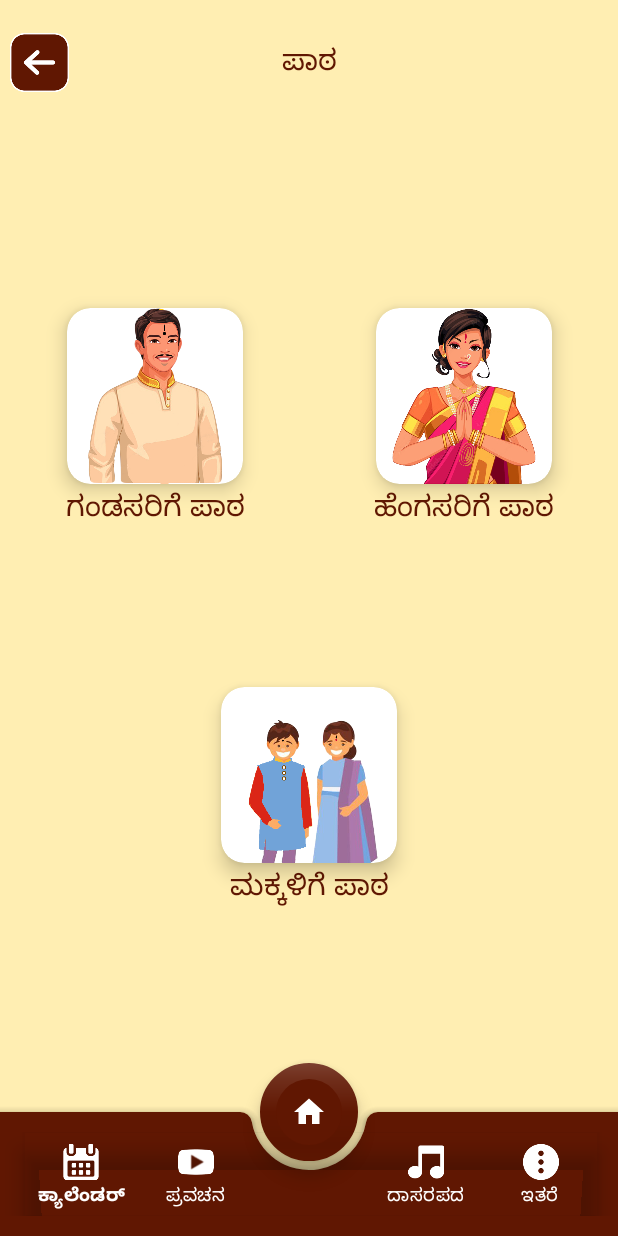
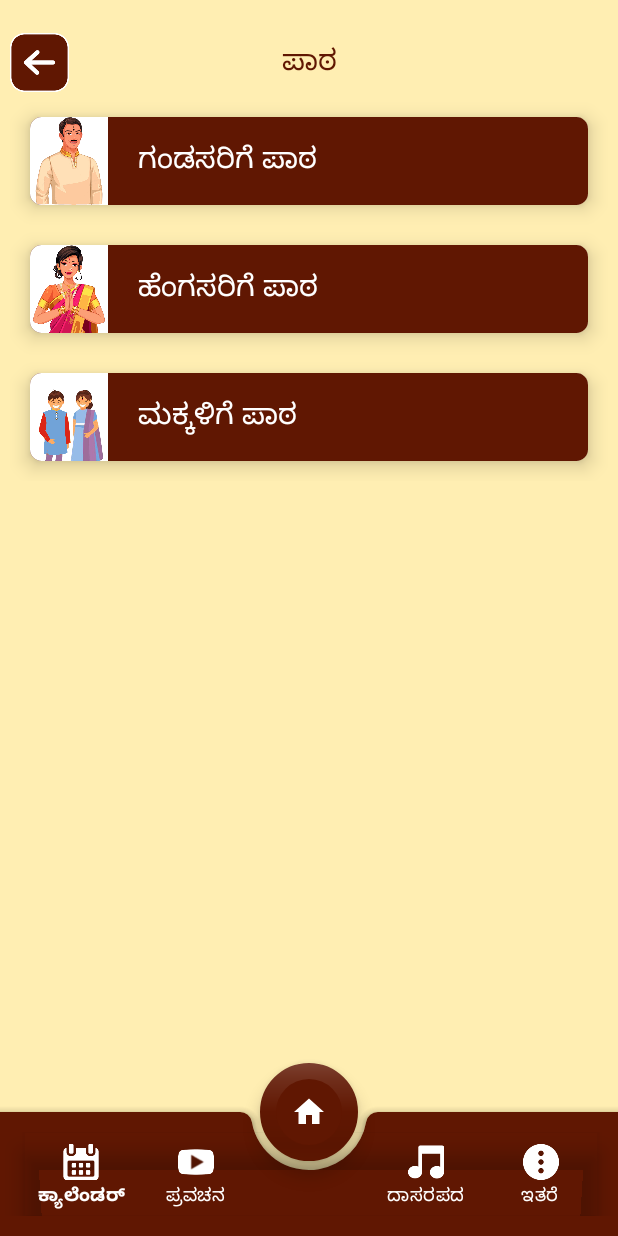
Before and after one commit to dsttd01/ttdapp, an Android app: the fragment PaathaFragment placed in its activity, on a phone screen of 412 x 824 dp. Run offline under Robolectric (Android 15) with nearby library versions, the phone set to English and light mode, and no system bars; our stand-ins replace sdp/ssp sizes; 4 statements that could not run were skipped.

Commit message:
updated patha page

```diff
--- a/app/src/main/res/layout/fragment_paatha.xml
+++ b/app/src/main/res/layout/fragment_paatha.xml
@@ -59,70 +59,177 @@
         android:orientation="horizontal"
         app:layout_constraintGuide_percent="0.85" />
 
+    <ScrollView
+        android:layout_width="0dp"
+        android:layout_height="0dp"
+        android:layout_margin="@dimen/_5sdp"
+        app:layout_constraintBottom_toBottomOf="@id/h85per_patha"
+        app:layout_constraintEnd_toEndOf="parent"
+        app:layout_constraintStart_toStartOf="parent"
+        app:layout_constraintTop_toBottomOf="@+id/ttd_header">
+        <LinearLayout
+            android:layout_width="match_parent"
+            android:layout_height="wrap_content"
+            android:orientation="vertical">
             <androidx.cardview.widget.CardView
-        android:id="@+id/card_view_men_patha"
-        android:layout_width="@dimen/_90sdp"
-        android:layout_height="@dimen/_90sdp"
+                android:layout_width="match_parent"
+                android:layout_height="@dimen/_45sdp"
                 android:layout_margin="@dimen/_10sdp"
-        app:cardCornerRadius="@dimen/_12sdp"
+                app:cardCornerRadius="@dimen/_6sdp"
                 app:cardElevation="@dimen/_6sdp"
-        app:layout_constraintBottom_toTopOf="@id/h52per_patha"
-        app:layout_constraintEnd_toStartOf="@id/v50per_patha"
+                app:layout_constraintEnd_toEndOf="parent"
+                app:layout_constraintStart_toStartOf="parent"
+                app:layout_constraintTop_toTopOf="@+id/h10per">
+                <androidx.constraintlayout.widget.ConstraintLayout
+                    android:layout_width="match_parent"
+                    android:layout_height="match_parent"
+                    android:background="@color/text_home">
+                    <androidx.constraintlayout.widget.Guideline
+                        android:id="@+id/cps14per"
+                        android:layout_width="0dp"
+                        android:layout_height="0dp"
+                        android:orientation="vertical"
+                        app:layout_constraintGuide_percent="0.14" />
+                    <ImageView
+                        android:layout_width="0dp"
+                        android:layout_height="0dp"
+                        android:layout_weight="0.2"
+                        android:background="@color/white"
+                        android:contentDescription="@string/paatha_for_men_eng"
+                        android:scaleType="centerCrop"
+                        android:src="@drawable/men"
+                        app:layout_constraintBottom_toBottomOf="parent"
+                        app:layout_constraintEnd_toStartOf="@+id/cps14per"
+                        app:layout_constraintStart_toStartOf="parent"
+                        app:layout_constraintTop_toTopOf="parent" />
+                    <TextView
+                        android:id="@+id/txtPaathaMen"
+                        android:layout_width="0dp"
+                        android:layout_height="match_parent"
+                        android:layout_weight="0.8"
+                        android:gravity="left|center"
+                        android:paddingStart="20dp"
+                        android:text="@string/paatha_for_men_eng"
+                        android:textColor="@color/white"
+                        android:textSize="@dimen/_15sdp"
+                        app:fontFamily="@font/poppins"
+                        app:layout_constraintBottom_toBottomOf="parent"
+                        app:layout_constraintEnd_toEndOf="parent"
+                        app:layout_constraintStart_toStartOf="@+id/cps14per"
+                        app:layout_constraintTop_toTopOf="parent" />
+                </androidx.constraintlayout.widget.ConstraintLayout>
+            </androidx.cardview.widget.CardView>
+
+            <androidx.cardview.widget.CardView
+                android:layout_width="match_parent"
+                android:layout_height="@dimen/_45sdp"
+                android:layout_margin="@dimen/_10sdp"
+                app:cardCornerRadius="@dimen/_6sdp"
+                app:cardElevation="@dimen/_6sdp"
+                app:layout_constraintEnd_toEndOf="parent"
                 app:layout_constraintStart_toStartOf="parent"
                 app:layout_constraintTop_toTopOf="@+id/h10per">
 
-        <ImageView
+                <androidx.constraintlayout.widget.ConstraintLayout
                     android:layout_width="match_parent"
                     android:layout_height="match_parent"
-            android:contentDescription="@string/paatha_for_men_eng"
-            android:scaleType="centerCrop"
-            android:src="@drawable/men" />
-    </androidx.cardview.widget.CardView>
+                    android:background="@color/text_home">
 
-    <TextView
-        android:id="@+id/txtPaathaMen"
-        android:layout_width="wrap_content"
-        android:layout_height="wrap_content"
-        android:fontFamily="@font/poppins"
-        android:text="@string/paatha_for_men_eng"
-        android:textColor="@color/text_home"
-        android:textSize="@dimen/_15sdp"
-        app:layout_constraintEnd_toEndOf="@+id/card_view_men_patha"
-        app:layout_constraintStart_toStartOf="@+id/card_view_men_patha"
-        app:layout_constraintTop_toBottomOf="@+id/card_view_men_patha" />
-
-    <androidx.cardview.widget.CardView
-        android:id="@+id/card_view_women_patha"
-        android:layout_width="@dimen/_90sdp"
-        android:layout_height="@dimen/_90sdp"
-        android:layout_margin="@dimen/_10sdp"
-        app:cardCornerRadius="@dimen/_12sdp"
-        app:cardElevation="@dimen/_6sdp"
-        app:layout_constraintBottom_toTopOf="@+id/h52per_patha"
-        app:layout_constraintEnd_toEndOf="parent"
-        app:layout_constraintStart_toStartOf="@+id/v50per_patha"
-        app:layout_constraintTop_toTopOf="@+id/h10per">
+                    <androidx.constraintlayout.widget.Guideline
+                        android:id="@+id/csb14per"
+                        android:layout_width="0dp"
+                        android:layout_height="0dp"
+                        android:orientation="vertical"
+                        app:layout_constraintGuide_percent="0.14" />
 
                     <ImageView
-            android:layout_width="match_parent"
-            android:layout_height="match_parent"
-            android:contentDescription="@string/paatha_for_women_eng"
+                        android:id="@+id/card_view_women_patha"
+                        android:layout_width="0dp"
+                        android:layout_height="0dp"
+                        android:layout_weight="0.2"
+                        android:background="@color/white"
                         android:scaleType="centerCrop"
-            android:src="@drawable/women" />
-
-    </androidx.cardview.widget.CardView>
+                        android:src="@drawable/women"
+                        app:layout_constraintBottom_toBottomOf="parent"
+                        app:layout_constraintEnd_toStartOf="@+id/csb14per"
+                        app:layout_constraintStart_toStartOf="parent"
+                        app:layout_constraintTop_toTopOf="parent" />
 
                     <TextView
                         android:id="@+id/txtPaathaWomen"
-        android:layout_width="wrap_content"
-        android:layout_height="wrap_content"
-        android:fontFamily="@font/poppins"
+                        android:layout_width="0dp"
+                        android:layout_height="match_parent"
+                        android:layout_weight="0.8"
+                        android:gravity="left|center"
+                        android:paddingLeft="20dp"
                         android:text="@string/paatha_for_women_eng"
-        android:textColor="@color/text_home"
+                        android:textColor="@color/white"
                         android:textSize="@dimen/_15sdp"
-        app:layout_constraintEnd_toEndOf="@+id/card_view_women_patha"
-        app:layout_constraintStart_toStartOf="@+id/card_view_women_patha"
-        app:layout_constraintTop_toBottomOf="@+id/card_view_women_patha" />
+                        app:fontFamily="@font/poppins"
+                        app:layout_constraintBottom_toBottomOf="parent"
+                        app:layout_constraintEnd_toEndOf="parent"
+                        app:layout_constraintStart_toStartOf="@+id/csb14per"
+                        app:layout_constraintTop_toTopOf="parent" />
+
+                </androidx.constraintlayout.widget.ConstraintLayout>
+            </androidx.cardview.widget.CardView>
+
+            <androidx.cardview.widget.CardView
+                android:layout_width="match_parent"
+                android:layout_height="@dimen/_45sdp"
+                android:layout_margin="@dimen/_10sdp"
+                app:cardCornerRadius="@dimen/_6sdp"
+                app:cardElevation="@dimen/_6sdp"
+                app:layout_constraintEnd_toEndOf="parent"
+                app:layout_constraintStart_toStartOf="parent"
+                app:layout_constraintTop_toTopOf="@+id/h10per">
+
+                <androidx.constraintlayout.widget.ConstraintLayout
+                    android:layout_width="match_parent"
+                    android:layout_height="match_parent"
+                    android:background="@color/text_home">
+
+                    <androidx.constraintlayout.widget.Guideline
+                        android:id="@+id/csn14per"
+                        android:layout_width="0dp"
+                        android:layout_height="0dp"
+                        android:orientation="vertical"
+                        app:layout_constraintGuide_percent="0.14" />
+
+                    <ImageView
+                        android:id="@+id/card_view_kids_patha"
+                        android:layout_width="0dp"
+                        android:layout_height="0dp"
+                        android:layout_weight="0.2"
+                        android:background="@color/white"
+                        android:scaleType="centerCrop"
+                        android:src="@drawable/kids"
+                        app:layout_constraintBottom_toBottomOf="parent"
+                        app:layout_constraintEnd_toStartOf="@+id/csn14per"
+                        app:layout_constraintStart_toStartOf="parent"
+                        app:layout_constraintTop_toTopOf="parent" />
+
+                    <TextView
+                        android:id="@+id/txtPaathaKids"
+                        android:layout_width="0dp"
+                        android:layout_height="match_parent"
+                        android:layout_weight="0.8"
+                        android:gravity="left|center"
+                        android:paddingLeft="20dp"
+                        android:text="@string/paatha_for_kids_eng"
+                        android:textColor="@color/white"
+                        android:textSize="@dimen/_15sdp"
+                        app:fontFamily="@font/poppins"
+                        app:layout_constraintBottom_toBottomOf="parent"
+                        app:layout_constraintEnd_toEndOf="parent"
+                        app:layout_constraintStart_toStartOf="@+id/csn14per"
+                        app:layout_constraintTop_toTopOf="parent" />
+
+                </androidx.constraintlayout.widget.ConstraintLayout>
+            </androidx.cardview.widget.CardView>
+
+        </LinearLayout>
+    </ScrollView>
 
     <androidx.coordinatorlayout.widget.CoordinatorLayout
         android:id="@+id/coordinator"
@@ -169,36 +276,4 @@
             app:tint="@android:color/white" />
     </androidx.coordinatorlayout.widget.CoordinatorLayout>
 
-    <androidx.cardview.widget.CardView
-        android:id="@+id/card_view_kids_patha"
-        android:layout_width="@dimen/_90sdp"
-        android:layout_height="@dimen/_90sdp"
-        android:layout_margin="@dimen/_10sdp"
-        app:cardCornerRadius="@dimen/_12sdp"
-        app:cardElevation="@dimen/_6sdp"
-        app:layout_constraintEnd_toEndOf="parent"
-        app:layout_constraintStart_toStartOf="parent"
-        app:layout_constraintTop_toTopOf="@+id/h52per_patha">
-
-        <ImageView
-            android:layout_width="match_parent"
-            android:layout_height="match_parent"
-            android:contentDescription="@string/paatha_for_kids_eng"
-            android:scaleType="centerCrop"
-            android:src="@drawable/kids" />
-    </androidx.cardview.widget.CardView>
-
-    <TextView
-        android:id="@+id/txtPaathaKids"
-        android:layout_width="wrap_content"
-        android:layout_height="wrap_content"
-        android:fontFamily="@font/poppins"
-        android:text="@string/paatha_for_kids_eng"
-        android:textColor="@color/text_home"
-        android:textSize="@dimen/_15sdp"
-        app:layout_constraintEnd_toEndOf="@+id/card_view_kids_patha"
-        app:layout_constraintStart_toStartOf="@+id/card_view_kids_patha"
-        app:layout_constraintTop_toBottomOf="@+id/card_view_kids_patha" />
-
-
 </androidx.constraintlayout.widget.ConstraintLayout>
```
Also changed, not shown: 2 other files. Lines whose indentation alone changed are shown as unchanged.
